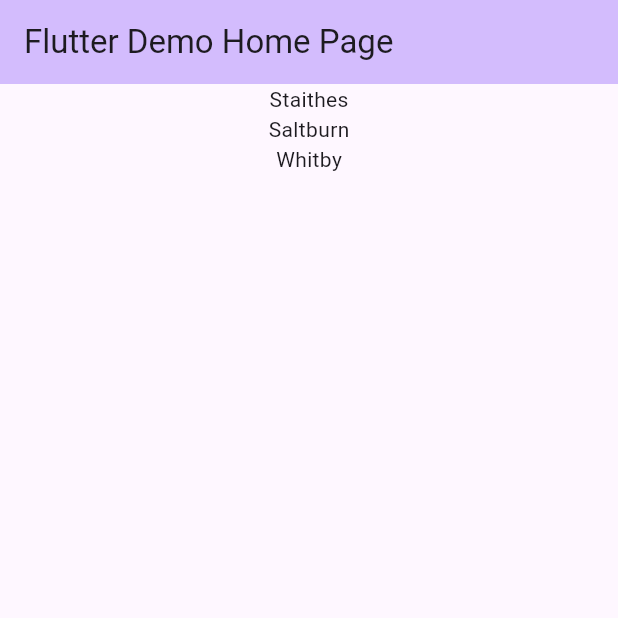
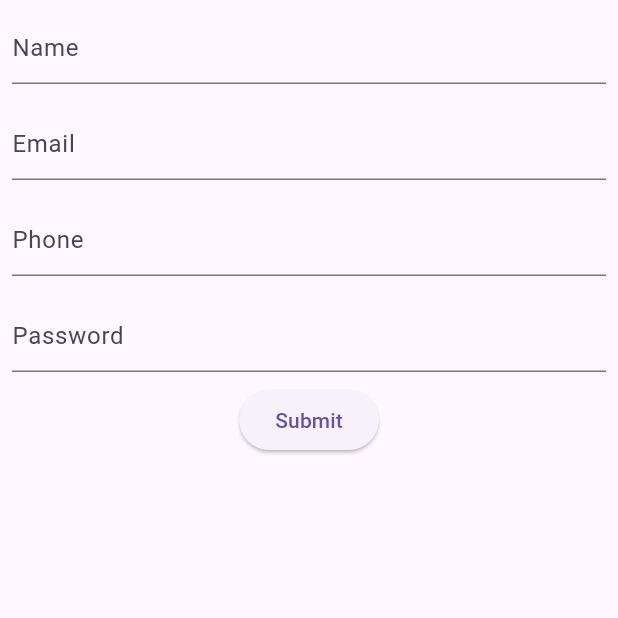
Before and after one commit to carlware/fb3_chap5, a Flutter app: the screen it shows after launch, on a phone screen of 412 x 824 dp, the top half of it. Run offline on Flutter 3.47's test engine with Material 3 defaults, Android fonts, the light colour scheme and no system bars.

Commit message:
add more forms

```diff
--- a/lib/destination_widget.dart
+++ /dev/null
@@ -1,13 +0,0 @@
-
-import 'package:flutter/material.dart';
-
-class DestinationWidget extends StatelessWidget {
-  final String destinationName;
-
-  const DestinationWidget({super.key, required this.destinationName});
-
-  @override
-  Widget build(BuildContext context) {
-    return Text(destinationName);
-  }
-}
--- /dev/null
+++ b/lib/form/custom_form_field.dart
@@ -0,0 +1,27 @@
+import 'package:flutter/material.dart';
+import 'package:flutter/services.dart';
+
+class CustomFormField extends StatelessWidget {
+  final String hintText;
+  final List<TextInputFormatter>? inputFormatters;
+  final String? Function(String?)? validator;
+
+  CustomFormField({
+    Key? key,
+    required this.hintText,
+    this.inputFormatters,
+    this.validator,
+  }) : super(key: key);
+
+  @override
+  Widget build(BuildContext context) {
+    return Padding(
+      padding: const EdgeInsets.all(8.0),
+      child: TextFormField(
+        inputFormatters: inputFormatters,
+        validator: validator,
+        decoration: InputDecoration(hintText: hintText),
+      ),
+    );
+  }
+}
--- /dev/null
+++ b/lib/form/form_page.dart
@@ -0,0 +1,75 @@
+import 'package:flutter/material.dart';
+import 'package:flutter/services.dart';
+
+import 'custom_form_field.dart';
+import 'ext_string.dart';
+
+class FormPage extends StatefulWidget {
+  @override
+  _FormPageState createState() => _FormPageState();
+}
+
+class _FormPageState extends State {
+  final _formKey = GlobalKey<FormState>();
+
+  @override
+  Widget build(BuildContext context) {
+    return Scaffold(
+      body: SafeArea(
+        child: Form(
+          key: _formKey,
+          child: Column(
+            children: [
+              CustomFormField(
+                hintText: 'Name',
+                inputFormatters: [
+                  FilteringTextInputFormatter.allow(
+                    RegExp(r"[a-zA-Z]+|\s"),
+                  )
+                ],
+                validator: (val) {
+                  if (val != null && !val.isValidName)
+                    return 'Enter valid name';
+                },
+              ),
+              CustomFormField(
+                hintText: 'Email',
+                validator: (val) {
+                  if (val != null && !val.isValidEmail)
+                    return 'Enter valid email';
+                },
+              ),
+              CustomFormField(
+                hintText: 'Phone',
+                inputFormatters: [
+                  FilteringTextInputFormatter.allow(
+                    RegExp(r"[0-9]"),
+                  )
+                ],
+                validator: (val) {
+                  if (val != null && !val.isValidPhone)
+                    return 'Enter valid phone';
+                },
+              ),
+              CustomFormField(
+                hintText: 'Password',
+                validator: (val) {
+                  if (val != null && !val.isValidPassword)
+                    return 'Enter valid password';
+                },
+              ),
+              ElevatedButton(
+                onPressed: () {
+                  if (_formKey.currentState!.validate()) {
+                    print("valid");
+                  }
+                },
+                child: const Text('Submit'),
+              )
+            ],
+          ),
+        ),
+      ),
+    );
+  }
+}
--- a/lib/main.dart
+++ b/lib/main.dart
@@ -1,55 +1,21 @@
 import 'package:flutter/material.dart';
-import 'destination_widget.dart';
+import 'form/form_page.dart';
 
 void main() {
-  runApp(const MyApp());
+  runApp(MyApp());
 }
 
 class MyApp extends StatelessWidget {
-  const MyApp({super.key});
-
+  // This widget is the root of your application.
   @override
   Widget build(BuildContext context) {
     return MaterialApp(
-      title: 'Flutter Demo',
+      title: 'Form Validation Demo',
       theme: ThemeData(
-        colorScheme: ColorScheme.fromSeed(seedColor: Colors.deepPurple),
-        useMaterial3: true,
+        primarySwatch: Colors.blue,
+        visualDensity: VisualDensity.adaptivePlatformDensity,
       ),
-      home: const MyHomePage(title: 'Flutter Demo Home Page'),
+      home: FormPage(),
     );
   }
 }
-
-class MyHomePage extends StatefulWidget {
-  const MyHomePage({super.key, required this.title});
-  final String title;
-
-  @override
-  State<MyHomePage> createState() => _MyHomePageState();
-}
-
-class _MyHomePageState extends State<MyHomePage> {
-
-
-  @override
-  Widget build(BuildContext context) {
-    return Scaffold(
-      appBar: AppBar(
-        backgroundColor: Theme.of(context).colorScheme.inversePrimary,
-        title: Text(widget.title),
-      ),
-      body: const Center(
-        child: Column(
-        crossAxisAlignment: CrossAxisAlignment.center,
-          mainAxisSize: MainAxisSize.max,
-          children: [
-            DestinationWidget(destinationName: 'Staithes'),
-            DestinationWidget(destinationName: 'Saltburn'),
-            DestinationWidget(destinationName: 'Whitby'),
-          ],
-        ),
-      ),
-    );
-  }
-}
```
Also changed, not shown: lib/form/ext_string.dart (added, +26 -0 lines).
